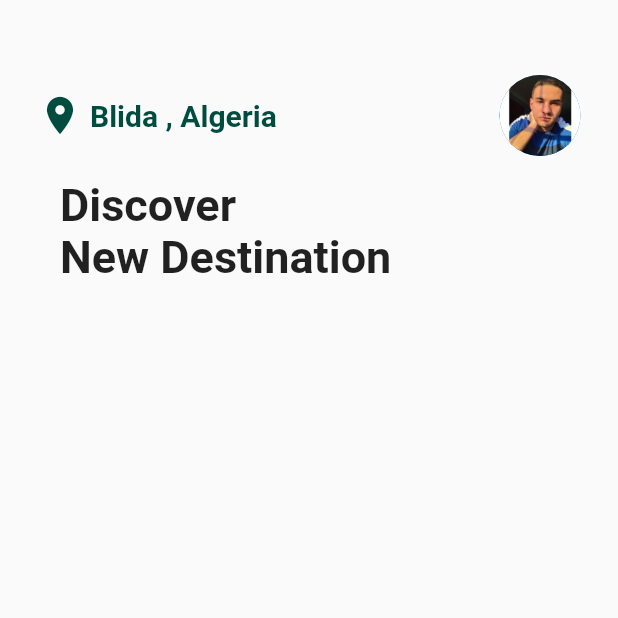
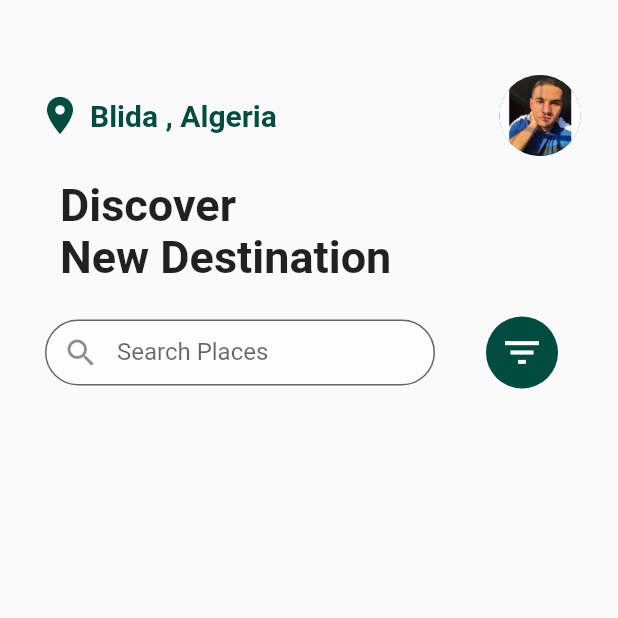
Before and after one commit to abdelghanimeliani/travel-app, a Flutter app: the screen it shows after launch, on a phone screen of 412 x 824 dp, the top half of it. Run offline on Flutter 3.47's test engine with Material 2 defaults, Android fonts, the phone set to English and light mode, and no system bars.

Commit message:
search bar

```diff
--- a/lib/screens/homepage.dart
+++ b/lib/screens/homepage.dart
@@ -55,12 +55,57 @@ class _HomePageState extends State<HomePage> {
                 padding: const EdgeInsets.only(top: 15 , left: 40  , right: 25),
                 child: Column(
                   crossAxisAlignment: CrossAxisAlignment.start,
-                  children: [
+                  children: const [
                     Text("Discover", style: TextStyle(fontWeight: FontWeight.bold , fontSize: 30),) ,
                     Text("New Destination", style: TextStyle(fontWeight: FontWeight.bold , fontSize: 30),) ,
                   ],
                 ),
-              )
+              ) ,
+                Padding(
+                  padding: const EdgeInsets.only(left: 30 , top: 22 , right: 40),
+                  child: Row(
+                    mainAxisAlignment: MainAxisAlignment.spaceBetween,
+                    children: [
+                      Padding(
+                        padding: const EdgeInsets.all(0),
+                        child: Container(
+                          width: 260,
+                          height: 44,
+                          child: TextField(
+                            decoration: InputDecoration(
+                              filled: true,
+                              focusColor: CustomTheme.primaryColor,
+                              fillColor: Colors.white54,
+                              hoverColor:CustomTheme.primaryColor ,
+                              prefixIcon: Icon(Icons.search),
+                                border: OutlineInputBorder(
+                                  borderRadius: BorderRadius.circular(25)
+                                ),
+                                labelText: 'Search Places',
+                            ),
+                          ),
+                        ),
+                      ),
+
+                      Container(
+                        height: 48,
+                        width: 48,
+                        decoration: BoxDecoration(
+                          shape: BoxShape.circle ,
+                          color: CustomTheme.primaryColor
+                        ),
+                        child: Icon(
+                          Icons.filter_list,
+                          size: 30,
+                          color: Colors.white,
+                        ),
+                      )
+                    ],
+                  ),
+                ),
+
+
+
 
 
             ],
```
Also changed, not shown: 1 other file.
